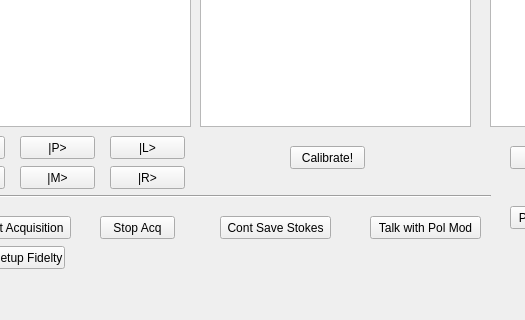
Before: the Qt Designer form untitled2.ui in ave91/untitled2, drawn with Qt 5; both pictures show x 310 to 835 and y 101 to 421 of the 922 by 421 pixel window.
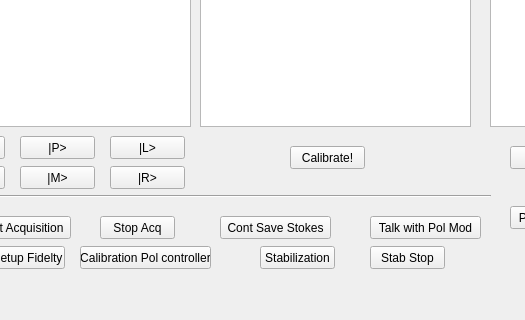
After: the same form once the commit is applied.

Patch:
```diff
--- a/untitled2.ui
+++ b/untitled2.ui
@@ -533,6 +533,45 @@
      <string>Setup Fidelty</string>
     </property>
    </widget>
+   <widget class="QPushButton" name="polContCalButton">
+    <property name="geometry">
+     <rect>
+      <x>390</x>
+      <y>330</y>
+      <width>131</width>
+      <height>23</height>
+     </rect>
+    </property>
+    <property name="text">
+     <string>Calibration Pol controller</string>
+    </property>
+   </widget>
+   <widget class="QPushButton" name="stabilizationButton">
+    <property name="geometry">
+     <rect>
+      <x>570</x>
+      <y>330</y>
+      <width>75</width>
+      <height>23</height>
+     </rect>
+    </property>
+    <property name="text">
+     <string>Stabilization</string>
+    </property>
+   </widget>
+   <widget class="QPushButton" name="stabstopButton">
+    <property name="geometry">
+     <rect>
+      <x>680</x>
+      <y>330</y>
+      <width>75</width>
+      <height>23</height>
+     </rect>
+    </property>
+    <property name="text">
+     <string>Stab Stop</string>
+    </property>
+   </widget>
   </widget>
   <widget class="QMenuBar" name="menuBar">
    <property name="geometry">
```
